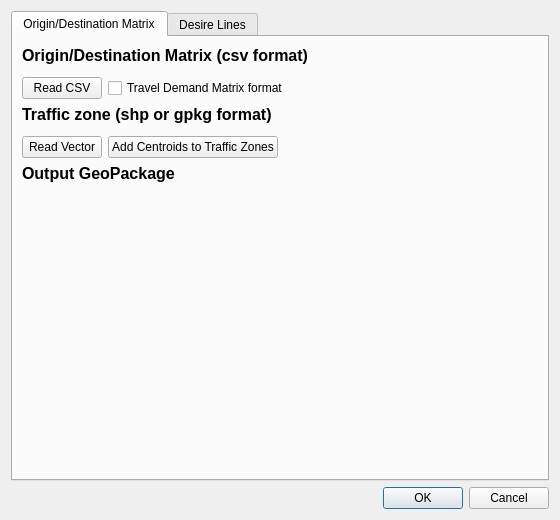
First picture: the form in desirelines_dialog_base.ui, repository d-camargo/desire_lines, before the edit.
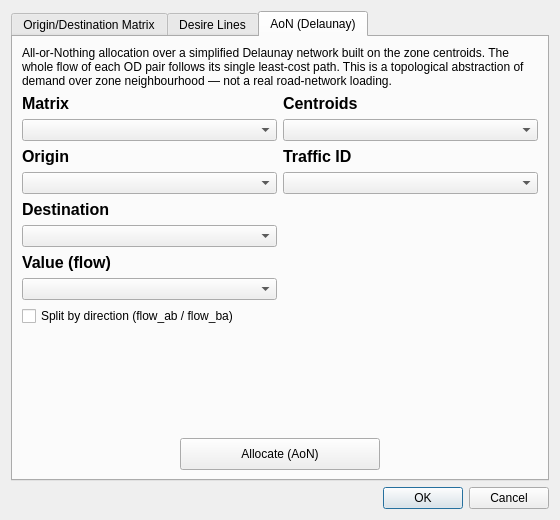
Second picture: the form after the edit. The open tabs and pages were chosen to show the change. Icons and pictures are not drawn. Custom widgets are drawn as their Qt base class.

Commit message: Add AoN (Delaunay) allocation tab and decouple from imported-layer names

```diff
--- a/desirelines_dialog_base.ui
+++ b/desirelines_dialog_base.ui
@@ -326,6 +326,195 @@
        </item>
       </layout>
      </widget>
+     <widget class="QWidget" name="tab_3">
+      <attribute name="title">
+       <string>AoN (Delaunay)</string>
+      </attribute>
+      <layout class="QVBoxLayout" name="tab3Layout">
+       <item>
+        <widget class="QLabel" name="aonInfo">
+         <property name="wordWrap">
+          <bool>true</bool>
+         </property>
+         <property name="text">
+          <string>All-or-Nothing allocation over a simplified Delaunay network built on the zone centroids. The whole flow of each OD pair follows its single least-cost path. This is a topological abstraction of demand over zone neighbourhood — not a real road-network loading.</string>
+         </property>
+        </widget>
+       </item>
+       <item>
+        <layout class="QGridLayout" name="aonGrid">
+         <item row="0" column="0">
+          <widget class="QLabel" name="aonLabelMatrix">
+           <property name="font">
+            <font>
+             <pointsize>12</pointsize>
+             <weight>75</weight>
+             <bold>true</bold>
+            </font>
+           </property>
+           <property name="text">
+            <string>Matrix</string>
+           </property>
+          </widget>
+         </item>
+         <item row="0" column="1">
+          <widget class="QLabel" name="aonLabelCentroids">
+           <property name="font">
+            <font>
+             <pointsize>12</pointsize>
+             <weight>75</weight>
+             <bold>true</bold>
+            </font>
+           </property>
+           <property name="text">
+            <string>Centroids</string>
+           </property>
+          </widget>
+         </item>
+         <item row="1" column="0">
+          <widget class="QgsMapLayerComboBox" name="aonMatrixCombo"/>
+         </item>
+         <item row="1" column="1">
+          <widget class="QgsMapLayerComboBox" name="aonCentroidsCombo"/>
+         </item>
+         <item row="2" column="0">
+          <widget class="QLabel" name="aonLabelOrigin">
+           <property name="font">
+            <font>
+             <pointsize>12</pointsize>
+             <weight>75</weight>
+             <bold>true</bold>
+            </font>
+           </property>
+           <property name="text">
+            <string>Origin</string>
+           </property>
+          </widget>
+         </item>
+         <item row="2" column="1">
+          <widget class="QLabel" name="aonLabelZoneId">
+           <property name="font">
+            <font>
+             <pointsize>12</pointsize>
+             <weight>75</weight>
+             <bold>true</bold>
+            </font>
+           </property>
+           <property name="text">
+            <string>Traffic ID</string>
+           </property>
+          </widget>
+         </item>
+         <item row="3" column="0">
+          <widget class="QgsFieldComboBox" name="aonOriginField"/>
+         </item>
+         <item row="3" column="1">
+          <widget class="QgsFieldComboBox" name="aonZoneIdField"/>
+         </item>
+         <item row="4" column="0">
+          <widget class="QLabel" name="aonLabelDest">
+           <property name="font">
+            <font>
+             <pointsize>12</pointsize>
+             <weight>75</weight>
+             <bold>true</bold>
+            </font>
+           </property>
+           <property name="text">
+            <string>Destination</string>
+           </property>
+          </widget>
+         </item>
+         <item row="5" column="0">
+          <widget class="QgsFieldComboBox" name="aonDestField"/>
+         </item>
+         <item row="6" column="0">
+          <widget class="QLabel" name="aonLabelValue">
+           <property name="font">
+            <font>
+             <pointsize>12</pointsize>
+             <weight>75</weight>
+             <bold>true</bold>
+            </font>
+           </property>
+           <property name="text">
+            <string>Value (flow)</string>
+           </property>
+          </widget>
+         </item>
+         <item row="7" column="0">
+          <widget class="QgsFieldComboBox" name="aonValueField"/>
+         </item>
+        </layout>
+       </item>
+       <item>
+        <widget class="QCheckBox" name="aonDirectional">
+         <property name="toolTip">
+          <string>Keep both travel directions per segment as separate fields (flow_ab = volume along the drawn A→B direction, flow_ba = the reverse). Unchecked: a single flow field with the combined total.</string>
+         </property>
+         <property name="text">
+          <string>Split by direction (flow_ab / flow_ba)</string>
+         </property>
+        </widget>
+       </item>
+       <item>
+        <spacer name="tab3MiddleSpacer">
+         <property name="orientation">
+          <enum>Qt::Vertical</enum>
+         </property>
+         <property name="sizeHint" stdset="0">
+          <size>
+           <width>20</width>
+           <height>40</height>
+          </size>
+         </property>
+        </spacer>
+       </item>
+       <item>
+        <layout class="QHBoxLayout" name="runAoNLayout">
+         <item>
+          <spacer name="runAoNLeftSpacer">
+           <property name="orientation">
+            <enum>Qt::Horizontal</enum>
+           </property>
+           <property name="sizeHint" stdset="0">
+            <size>
+             <width>40</width>
+             <height>20</height>
+            </size>
+           </property>
+          </spacer>
+         </item>
+         <item>
+          <widget class="QPushButton" name="runAoN">
+           <property name="minimumSize">
+            <size>
+             <width>200</width>
+             <height>32</height>
+            </size>
+           </property>
+           <property name="text">
+            <string>Allocate (AoN)</string>
+           </property>
+          </widget>
+         </item>
+         <item>
+          <spacer name="runAoNRightSpacer">
+           <property name="orientation">
+            <enum>Qt::Horizontal</enum>
+           </property>
+           <property name="sizeHint" stdset="0">
+            <size>
+             <width>40</width>
+             <height>20</height>
+            </size>
+           </property>
+          </spacer>
+         </item>
+        </layout>
+       </item>
+      </layout>
+     </widget>
     </widget>
    </item>
    <item>
```
Left out of the diff: 13 changed lines with no effect on the pictures. The commit also changes 4 other files.
